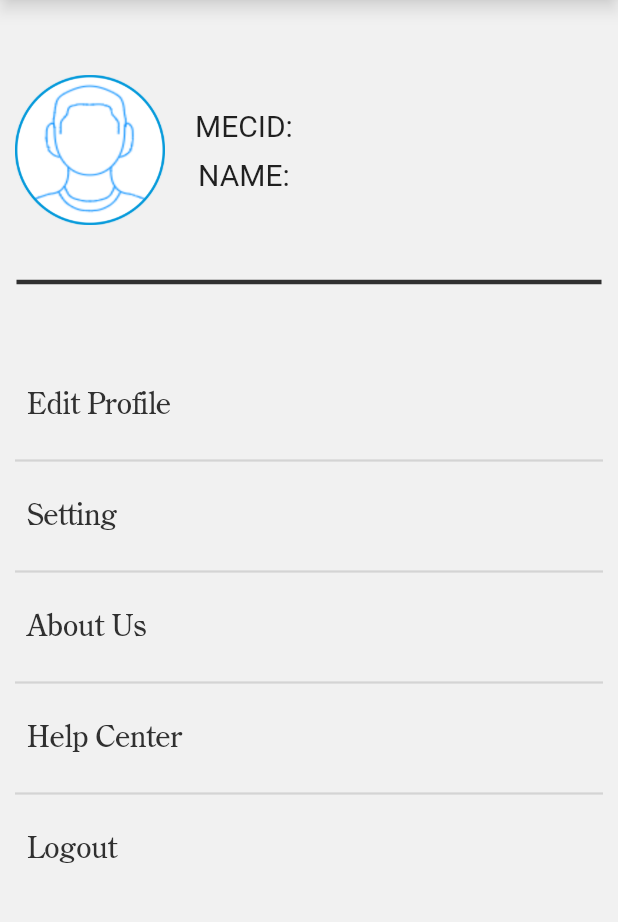
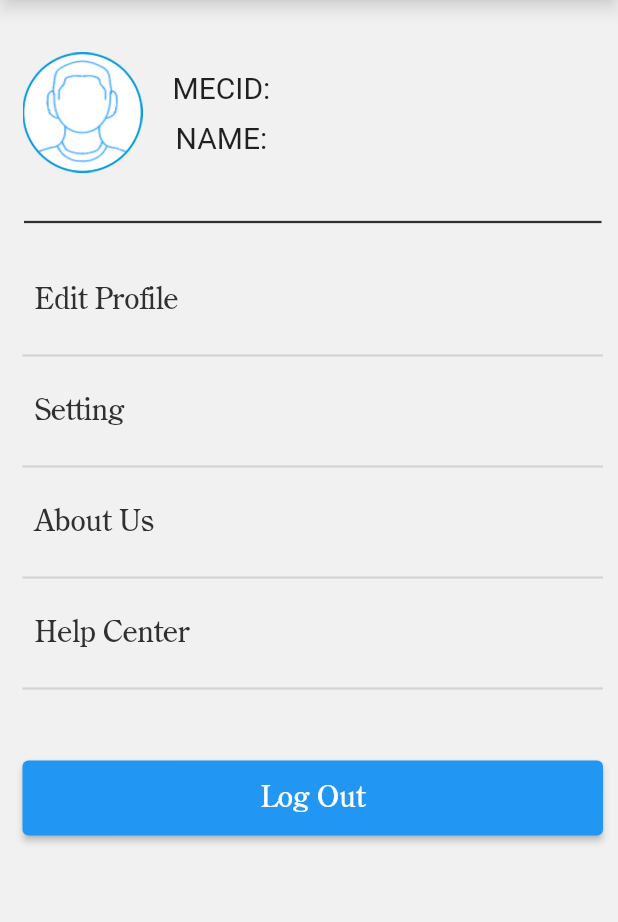
Before and after one commit to the-impossible/RoadAssistant, a Flutter app: the MecHomePage screen opened by its route, after a tap on "MY ACCOUNT", on a phone screen of 412 x 824 dp, the part 84-1006 px from its top. Run offline on Flutter 3.47's test engine with Material 2 defaults, Android fonts, the phone set to English and light mode, and no system bars; our stand-ins replace flutter_spinkit, flutter_svg, get, shared_preferences; accounts and stored records are empty; Roboto replaces fonts that are missing (Schyuler).

Commit message:
homePage mecProfile updateProfile routess

```diff
--- a/lib/Mechanic_page/mecProfile.dart
+++ b/lib/Mechanic_page/mecProfile.dart
@@ -16,7 +16,7 @@ class Mec_profilePage extends StatelessWidget {
         child: DefaultBackButton(),
       ),
       body: Padding(
-        padding: const EdgeInsets.only(top: 50.0, left: 10.0, right: 10.0),
+        padding: const EdgeInsets.only(top: 30.0, left: 15.0, right: 10.0),
         child: Column(
           crossAxisAlignment: CrossAxisAlignment.start,
           children: [
@@ -25,8 +25,8 @@ class Mec_profilePage extends StatelessWidget {
               children: [
                 Image.asset(
                   'assets/images/profile.png',
-                  width: 100,
-                  height: 100,
+                  width: 80,
+                  height: 90,
                   matchTextDirection: true,
                 ),
                 const SizedBox(width: 20.0),
--- a/lib/Mechanic_page/updateProfileText.dart
+++ b/lib/Mechanic_page/updateProfileText.dart
@@ -12,7 +12,7 @@ class UpdateProfileText extends StatelessWidget {
   @override
   Widget build(BuildContext context) {
     return Container(
-      padding: EdgeInsets.only(top: 30.0, bottom: 20.0),
+      padding: EdgeInsets.only(top: 20.0, bottom: 20.0),
       child: Column(
         crossAxisAlignment: CrossAxisAlignment.start,
         children: [
@@ -20,11 +20,11 @@ class UpdateProfileText extends StatelessWidget {
             padding: const EdgeInsets.symmetric(horizontal: 1.0),
             child: const Divider(
               color: kDarkColor,
-              thickness: 3,
+              thickness: 1.5,
             ),
           ),
           Container(
-            padding: EdgeInsets.only(top: 50.0, bottom: 5.0),
+            padding: EdgeInsets.only(top: 20.0, bottom: 5.0),
             alignment: Alignment.bottomLeft,
             width: 500,
             // decoration: BoxDecoration(
@@ -102,19 +102,24 @@ class UpdateProfileText extends StatelessWidget {
           const Divider(
             thickness: 1.5,
           ),
-          Container(
-            padding: EdgeInsets.only(top: 5.0, bottom: 5.0),
-            child: TextButton(
-              onPressed: () {
-                Get.toNamed(Routes.login);
-              },
-              child: const Text(
-                "Logout",
-                style: kSubTextStyle,
-                textAlign: TextAlign.center,
-              ),
+          Padding(
+            padding: const EdgeInsets.only(top: 40.0),
+            child: Container(
+              height: 50,
+              width: 500,
+              child: ElevatedButton(
+                  onPressed: () {
+                    Get.toNamed(Routes.login);
+                  },
+                  child: const Text(
+                    'Log Out',
+                    style: TextStyle(
+                      fontSize: 20.0,
+                      fontFamily: 'Schuyler',
+                    ),
+                  )),
             ),
-          ),
+          )
         ],
       ),
     );
--- a/lib/Ui/login.dart
+++ b/lib/Ui/login.dart
@@ -83,7 +83,7 @@ class Login extends StatelessWidget {
                                     borderRadius: BorderRadius.circular(15.0))),
                           ),
                           onPressed: () {
-                            Get.toNamed(Routes.driverPage);
+                            Get.toNamed(Routes.mecProfilePage);
                           },
                           child: const Text(
                             'Login',
--- a/lib/routes/routes.dart
+++ b/lib/routes/routes.dart
@@ -2,6 +2,7 @@ import 'package:get/get.dart';
 import 'package:welcome/Driver_Pages/drivProfile.dart';
 import 'package:welcome/Driver_Pages/homePage.dart';
 import 'package:welcome/Driver_Pages/nearbyMechanics.dart';
+import 'package:welcome/Driver_Pages/tasksPage.dart';
 import 'package:welcome/Intro/Pages/about_page.dart';
 import 'package:welcome/Intro/Pages/help_Page.dart';
 import 'package:welcome/Intro/intro.dart';
@@ -35,6 +36,7 @@ class Routes {
   static String nearbyMechanics = '/nearbyMechanics';
   static String driverProfile = '/driverProfile';
   static String helpPage = '/helpPage';
+  static String taskPage = '/taskPage';
 
   // MecHomePage
 }
@@ -107,5 +109,7 @@ final getPages = [
   GetPage(
     name: Routes.helpPage,
     page: () => const Help_Page(),
-  )
+  ),
+  GetPage(name: Routes.taskPage,
+  page: () => const Task_Page()),
 ];
```
Also changed, not shown: lib/Driver_Pages/homePage.dart (+7 -4 lines), lib/Driver_Pages/tasksPage.dart (added, +41 -0 lines), assets/images/facebook.png (added), assets/images/telegram.png (added), assets/images/whatsapp.jpg (added).
